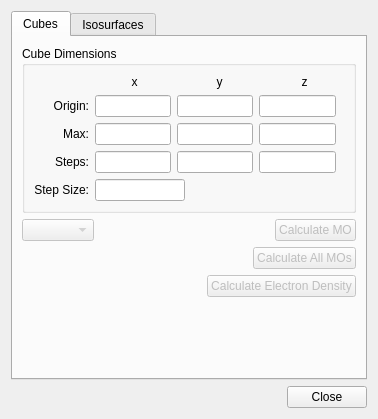
This is libavogadro/src/extensions/orbitaldialog.ui in cryos/avogadro as Qt 5 draws it before an edit. The edited form follows.
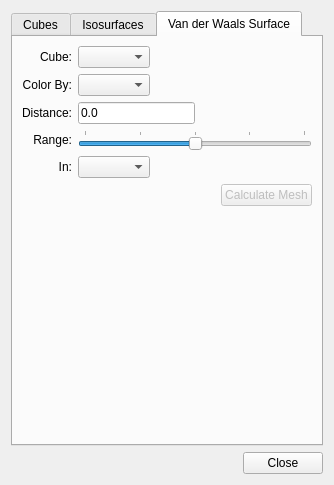
This is the edited form.

Commit message: Added Van der Waals surface tab and associated functions.

The edit to the form file:
```diff
--- a/libavogadro/src/extensions/orbitaldialog.ui
+++ b/libavogadro/src/extensions/orbitaldialog.ui
@@ -5,8 +5,8 @@
    <rect>
     <x>0</x>
     <y>0</y>
-    <width>378</width>
-    <height>419</height>
+    <width>334</width>
+    <height>485</height>
    </rect>
   </property>
   <property name="sizePolicy" >
@@ -22,14 +22,14 @@
    <item>
     <widget class="QTabWidget" name="tabWidget" >
      <property name="currentIndex" >
-      <number>0</number>
+      <number>2</number>
      </property>
      <widget class="QWidget" name="cube" >
       <attribute name="title" >
        <string>Cubes</string>
       </attribute>
-      <layout class="QGridLayout" name="gridLayout_3" >
-       <item row="0" column="0" >
+      <layout class="QVBoxLayout" name="verticalLayout" >
+       <item>
         <widget class="QGroupBox" name="groupBox" >
          <property name="title" >
           <string>Cube Dimensions</string>
@@ -37,6 +37,9 @@
          <layout class="QGridLayout" name="gridLayout" >
           <item row="0" column="1" >
            <layout class="QHBoxLayout" name="horizontalLayout_12" >
+            <property name="spacing" >
+             <number>0</number>
+            </property>
             <item>
              <widget class="QLabel" name="label_11" >
               <property name="text" >
@@ -93,6 +96,9 @@
           </item>
           <item row="1" column="1" >
            <layout class="QHBoxLayout" name="horizontalLayout_14" >
+            <property name="spacing" >
+             <number>0</number>
+            </property>
             <item>
              <widget class="QLineEdit" name="originX" />
             </item>
@@ -132,6 +138,9 @@
           </item>
           <item row="2" column="1" >
            <layout class="QHBoxLayout" name="horizontalLayout_16" >
+            <property name="spacing" >
+             <number>0</number>
+            </property>
             <item>
              <widget class="QLineEdit" name="maxX" />
             </item>
@@ -171,6 +180,9 @@
           </item>
           <item row="3" column="1" >
            <layout class="QHBoxLayout" name="horizontalLayout_13" >
+            <property name="spacing" >
+             <number>0</number>
+            </property>
             <item>
              <widget class="QLineEdit" name="stepsX" />
             </item>
@@ -260,7 +272,7 @@
          </layout>
         </widget>
        </item>
-       <item row="1" column="0" >
+       <item>
         <layout class="QHBoxLayout" name="horizontalLayout" >
          <item>
           <widget class="QComboBox" name="orbitalCombo" >
@@ -294,7 +306,7 @@
          </item>
         </layout>
        </item>
-       <item row="2" column="0" >
+       <item>
         <layout class="QHBoxLayout" name="horizontalLayout_17" >
          <item>
           <spacer name="horizontalSpacer_4" >
@@ -321,7 +333,7 @@
          </item>
         </layout>
        </item>
-       <item row="3" column="0" >
+       <item>
         <layout class="QHBoxLayout" name="horizontalLayout_22" >
          <item>
           <spacer name="horizontalSpacer_4" >
@@ -348,7 +360,61 @@
          </item>
         </layout>
        </item>
-       <item row="4" column="0" >
+       <item>
+        <layout class="QHBoxLayout" name="horizontalLayout_23" >
+         <item>
+          <spacer name="horizontalSpacer_4" >
+           <property name="orientation" >
+            <enum>Qt::Horizontal</enum>
+           </property>
+           <property name="sizeHint" stdset="0" >
+            <size>
+             <width>40</width>
+             <height>20</height>
+            </size>
+           </property>
+          </spacer>
+         </item>
+         <item>
+          <widget class="QPushButton" name="calculateDensity_2" >
+           <property name="enabled" >
+            <bool>false</bool>
+           </property>
+           <property name="text" >
+            <string>Calculate Electron Density</string>
+           </property>
+          </widget>
+         </item>
+        </layout>
+       </item>
+       <item>
+        <layout class="QHBoxLayout" name="horizontalLayout_24" >
+         <item>
+          <spacer name="horizontalSpacer_4" >
+           <property name="orientation" >
+            <enum>Qt::Horizontal</enum>
+           </property>
+           <property name="sizeHint" stdset="0" >
+            <size>
+             <width>40</width>
+             <height>20</height>
+            </size>
+           </property>
+          </spacer>
+         </item>
+         <item>
+          <widget class="QPushButton" name="calculateVdW" >
+           <property name="enabled" >
+            <bool>true</bool>
+           </property>
+           <property name="text" >
+            <string>Calculate Van der Waals Cube</string>
+           </property>
+          </widget>
+         </item>
+        </layout>
+       </item>
+       <item>
         <spacer name="verticalSpacer_2" >
          <property name="orientation" >
           <enum>Qt::Vertical</enum>
@@ -510,6 +576,209 @@
        </item>
       </layout>
      </widget>
+     <widget class="QWidget" name="VdW" >
+      <attribute name="title" >
+       <string>Van der Waals Surface</string>
+      </attribute>
+      <layout class="QGridLayout" name="gridLayout_3" >
+       <item row="0" column="0" >
+        <widget class="QLabel" name="label_28" >
+         <property name="text" >
+          <string>Cube:</string>
+         </property>
+         <property name="alignment" >
+          <set>Qt::AlignRight|Qt::AlignTrailing|Qt::AlignVCenter</set>
+         </property>
+        </widget>
+       </item>
+       <item row="0" column="1" >
+        <layout class="QHBoxLayout" name="horizontalLayout_9" >
+         <item>
+          <widget class="QComboBox" name="surfaceCubeCombo" />
+         </item>
+         <item>
+          <spacer name="horizontalSpacer_7" >
+           <property name="orientation" >
+            <enum>Qt::Horizontal</enum>
+           </property>
+           <property name="sizeHint" stdset="0" >
+            <size>
+             <width>40</width>
+             <height>20</height>
+            </size>
+           </property>
+          </spacer>
+         </item>
+        </layout>
+       </item>
+       <item row="1" column="0" >
+        <widget class="QLabel" name="label_29" >
+         <property name="text" >
+          <string>Color By:</string>
+         </property>
+         <property name="alignment" >
+          <set>Qt::AlignRight|Qt::AlignTrailing|Qt::AlignVCenter</set>
+         </property>
+        </widget>
+       </item>
+       <item row="1" column="1" >
+        <layout class="QHBoxLayout" name="horizontalLayout_10" >
+         <item>
+          <widget class="QComboBox" name="surfaceColorCubeCombo" />
+         </item>
+         <item>
+          <spacer name="horizontalSpacer_12" >
+           <property name="orientation" >
+            <enum>Qt::Horizontal</enum>
+           </property>
+           <property name="sizeHint" stdset="0" >
+            <size>
+             <width>40</width>
+             <height>20</height>
+            </size>
+           </property>
+          </spacer>
+         </item>
+        </layout>
+       </item>
+       <item row="2" column="0" >
+        <widget class="QLabel" name="label_31" >
+         <property name="text" >
+          <string>Distance:</string>
+         </property>
+         <property name="alignment" >
+          <set>Qt::AlignRight|Qt::AlignTrailing|Qt::AlignVCenter</set>
+         </property>
+        </widget>
+       </item>
+       <item row="2" column="1" >
+        <layout class="QHBoxLayout" name="horizontalLayout_11" >
+         <item>
+          <widget class="QLineEdit" name="surfaceDistance" >
+           <property name="text" >
+            <string>0.0</string>
+           </property>
+          </widget>
+         </item>
+         <item>
+          <spacer name="horizontalSpacer_10" >
+           <property name="orientation" >
+            <enum>Qt::Horizontal</enum>
+           </property>
+           <property name="sizeHint" stdset="0" >
+            <size>
+             <width>40</width>
+             <height>20</height>
+            </size>
+           </property>
+          </spacer>
+         </item>
+        </layout>
+       </item>
+       <item row="3" column="0" >
+        <widget class="QLabel" name="label_27" >
+         <property name="text" >
+          <string>Range:</string>
+         </property>
+         <property name="alignment" >
+          <set>Qt::AlignRight|Qt::AlignTrailing|Qt::AlignVCenter</set>
+         </property>
+        </widget>
+       </item>
+       <item row="3" column="1" >
+        <widget class="QSlider" name="surfaceSlider" >
+         <property name="minimum" >
+          <number>-50</number>
+         </property>
+         <property name="maximum" >
+          <number>50</number>
+         </property>
+         <property name="value" >
+          <number>0</number>
+         </property>
+         <property name="orientation" >
+          <enum>Qt::Horizontal</enum>
+         </property>
+         <property name="tickPosition" >
+          <enum>QSlider::TicksAbove</enum>
+         </property>
+         <property name="tickInterval" >
+          <number>25</number>
+         </property>
+        </widget>
+       </item>
+       <item row="4" column="0" >
+        <widget class="QLabel" name="label_30" >
+         <property name="text" >
+          <string>In:</string>
+         </property>
+         <property name="alignment" >
+          <set>Qt::AlignRight|Qt::AlignTrailing|Qt::AlignVCenter</set>
+         </property>
+        </widget>
+       </item>
+       <item row="4" column="1" >
+        <layout class="QHBoxLayout" name="horizontalLayout_36" >
+         <item>
+          <widget class="QComboBox" name="surfaceEngineCombo" />
+         </item>
+         <item>
+          <spacer name="horizontalSpacer_13" >
+           <property name="orientation" >
+            <enum>Qt::Horizontal</enum>
+           </property>
+           <property name="sizeHint" stdset="0" >
+            <size>
+             <width>40</width>
+             <height>20</height>
+            </size>
+           </property>
+          </spacer>
+         </item>
+        </layout>
+       </item>
+       <item row="5" column="0" colspan="2" >
+        <layout class="QHBoxLayout" name="horizontalLayout_37" >
+         <item>
+          <spacer name="horizontalSpacer_11" >
+           <property name="orientation" >
+            <enum>Qt::Horizontal</enum>
+           </property>
+           <property name="sizeHint" stdset="0" >
+            <size>
+             <width>40</width>
+             <height>20</height>
+            </size>
+           </property>
+          </spacer>
+         </item>
+         <item>
+          <widget class="QPushButton" name="calculateVdWMesh" >
+           <property name="enabled" >
+            <bool>false</bool>
+           </property>
+           <property name="text" >
+            <string>Calculate Mesh</string>
+           </property>
+          </widget>
+         </item>
+        </layout>
+       </item>
+       <item row="6" column="1" >
+        <spacer name="verticalSpacer_5" >
+         <property name="orientation" >
+          <enum>Qt::Vertical</enum>
+         </property>
+         <property name="sizeHint" stdset="0" >
+          <size>
+           <width>20</width>
+           <height>201</height>
+          </size>
+         </property>
+        </spacer>
+       </item>
+      </layout>
+     </widget>
     </widget>
    </item>
    <item>
```
Left out of the diff: 84 changed lines with no effect on the pictures. The commit also changes 2 other files.
